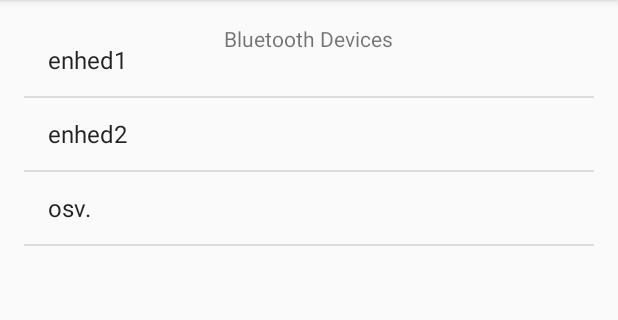
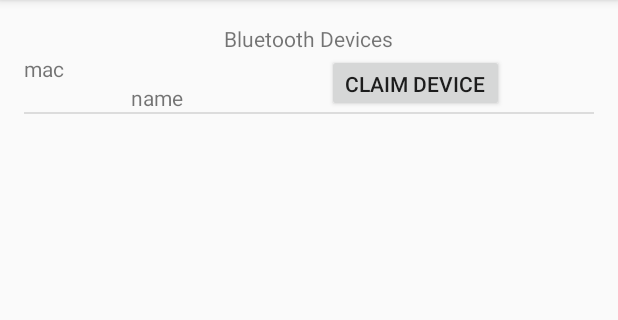
Before and after one commit to yurippe/Pervasive-Computing, an Android app: the Blist screen opened directly, with no data from a screen before it, on a phone screen of 412 x 824 dp, the part 84-404 px from its top. Run offline under Robolectric (Android 15) with nearby library versions, the phone set to English and light mode, and no system bars.

Commit message:
some refactoring and added list adapters

```diff
--- a/APP/LittleBigBrother/app/src/main/java/dk/atom_it/littlebigbrother/Blist.java
+++ b/APP/LittleBigBrother/app/src/main/java/dk/atom_it/littlebigbrother/Blist.java
@@ -6,17 +6,27 @@ import android.widget.ArrayAdapter;
 import android.widget.Button;
 import android.widget.ListView;
 
+import java.util.ArrayList;
+
+import dk.atom_it.littlebigbrother.data.DeviceModel;
+import dk.atom_it.littlebigbrother.data.DeviceAdapter;
+
 public class Blist extends AppCompatActivity {
 
+    private ArrayList<DeviceModel> devices;
+    private DeviceAdapter adapter;
     @Override
     protected void onCreate(Bundle savedInstanceState) {
         super.onCreate(savedInstanceState);
         setContentView(R.layout.activity_blist);
 
+        devices = new ArrayList<>();
+
         final ListView listBluetooth = (ListView) findViewById(R.id.listLayout);
-        String[] st = {"enhed1","enhed2","osv."};
-        ArrayAdapter<String> adapter = new ArrayAdapter<String>(this, android.R.layout.simple_list_item_1, st);
+        adapter = new DeviceAdapter(this, devices);
         listBluetooth.setAdapter(adapter);
+
+        adapter.add(new DeviceModel("mac", "name"));
 
     }
 }
--- a/APP/LittleBigBrother/app/src/main/java/dk/atom_it/littlebigbrother/Device.java
+++ b/APP/LittleBigBrother/app/src/main/java/dk/atom_it/littlebigbrother/data/Device.java
@@ -1,4 +1,4 @@
-package dk.atom_it.littlebigbrother;
+package dk.atom_it.littlebigbrother.data;
 
 import android.app.Activity;
 import android.widget.Toast;
@@ -30,7 +30,7 @@ public class Device {
     private double lat;
     private double lng;
 
-    public Device(final Activity activity, final String itoken, final String iaddress, final String iname){
+    public Device(final Activity activity, final String itoken, final String iaddress, final String iname, final Double lat, final Double lng){
         this.token = itoken;
         this.activity = activity;
 
--- /dev/null
+++ b/APP/LittleBigBrother/app/src/main/java/dk/atom_it/littlebigbrother/data/DeviceAdapter.java
@@ -0,0 +1,52 @@
+package dk.atom_it.littlebigbrother.data;
+
+import android.content.Context;
+import android.view.LayoutInflater;
+import android.view.View;
+import android.view.ViewGroup;
+import android.widget.ArrayAdapter;
+import android.widget.Button;
+import android.widget.TextView;
+import android.widget.Toast;
+
+import java.util.ArrayList;
+
+import dk.atom_it.littlebigbrother.R;
+
+/**
+ * Created by Kristian on 9/28/2016.
+ */
+
+public class DeviceAdapter extends ArrayAdapter<DeviceModel> {
+
+    public DeviceAdapter(Context context, ArrayList<DeviceModel> devices){
+        super(context, 0, devices);
+    }
+
+    @Override
+    public View getView(int position, View convertView, ViewGroup parent){
+        DeviceModel device = getItem(position);
+
+        if (convertView == null) {
+            convertView = LayoutInflater.from(getContext()).inflate(R.layout.b_list_item, parent, false);
+        }
+
+        TextView mac = (TextView) convertView.findViewById(R.id.device_mac);
+        TextView name = (TextView) convertView.findViewById(R.id.device_name);
+
+        Button claimbutton = (Button) convertView.findViewById(R.id.device_claimbutton);
+
+        claimbutton.setOnClickListener(new View.OnClickListener() {
+            @Override
+            public void onClick(View view) {
+                Toast.makeText(getContext(), "Claimed", Toast.LENGTH_SHORT).show();
+            }
+        });
+
+        mac.setText(device.mac);
+        name.setText(device.name);
+
+        return convertView;
+
+    }
+}
--- /dev/null
+++ b/APP/LittleBigBrother/app/src/main/java/dk/atom_it/littlebigbrother/data/DeviceModel.java
@@ -0,0 +1,18 @@
+package dk.atom_it.littlebigbrother.data;
+
+/**
+ * Created by Kristian on 9/28/2016.
+ */
+
+public class DeviceModel {
+
+    public String name;
+    public String mac;
+
+    public DeviceModel(String mac, String name){
+
+        this.mac = mac;
+        this.name = name;
+
+    }
+}
--- a/APP/LittleBigBrother/app/src/main/java/dk/atom_it/littlebigbrother/User.java
+++ b/APP/LittleBigBrother/app/src/main/java/dk/atom_it/littlebigbrother/data/User.java
@@ -1,4 +1,4 @@
-package dk.atom_it.littlebigbrother;
+package dk.atom_it.littlebigbrother.data;
 
 import com.google.android.gms.maps.GoogleMap;
 import com.google.android.gms.maps.model.BitmapDescriptor;
@@ -6,6 +6,8 @@ import com.google.android.gms.maps.model.BitmapDescriptorFactory;
 import com.google.android.gms.maps.model.LatLng;
 import com.google.android.gms.maps.model.Marker;
 import com.google.android.gms.maps.model.MarkerOptions;
+
+import dk.atom_it.littlebigbrother.MapsActivity;
 
 /**
  * An object representing one singular user
--- a/APP/LittleBigBrother/app/src/main/res/layout/activity_blist.xml
+++ b/APP/LittleBigBrother/app/src/main/res/layout/activity_blist.xml
@@ -21,6 +21,7 @@
     <ListView
         android:layout_width="match_parent"
         android:layout_height="match_parent"
-        android:layout_centerHorizontal="true"
-        android:id="@+id/listLayout" />
+        android:id="@+id/listLayout"
+        android:layout_alignParentTop="true"
+        android:layout_alignParentStart="true" />
 </RelativeLayout>
--- /dev/null
+++ b/APP/LittleBigBrother/app/src/main/res/layout/b_list_item.xml
@@ -0,0 +1,34 @@
+<?xml version="1.0" encoding="utf-8"?>
+<RelativeLayout
+        xmlns:android="http://schemas.android.com/apk/res/android"
+        android:layout_width="match_parent"
+        android:layout_height="match_parent">
+
+    <TextView
+            android:id="@+id/device_mac"
+            android:layout_width="wrap_content"
+            android:layout_height="wrap_content"
+            android:text="00:00:00:00:00:00"
+        android:layout_alignParentTop="true"
+        android:layout_alignParentStart="true"
+        android:layout_marginTop="20dp" />
+
+    <TextView
+        android:id="@+id/device_name"
+        android:layout_width="wrap_content"
+        android:layout_height="wrap_content"
+        android:text="Device Name"
+        android:layout_marginStart="71dp"
+        android:layout_below="@+id/device_mac"
+        android:layout_alignParentStart="true" />
+
+    <Button
+        android:text="Claim Device"
+        android:layout_width="wrap_content"
+        android:layout_height="wrap_content"
+        android:layout_alignTop="@+id/device_mac"
+        android:layout_alignParentEnd="true"
+        android:layout_marginEnd="60dp"
+        android:id="@+id/device_claimbutton"
+        android:layout_alignBottom="@+id/device_name" />
+</RelativeLayout>
```
Also changed, not shown: APP/LittleBigBrother/app/src/main/java/dk/atom_it/littlebigbrother/MapsActivity.java (+2 -6 lines).
